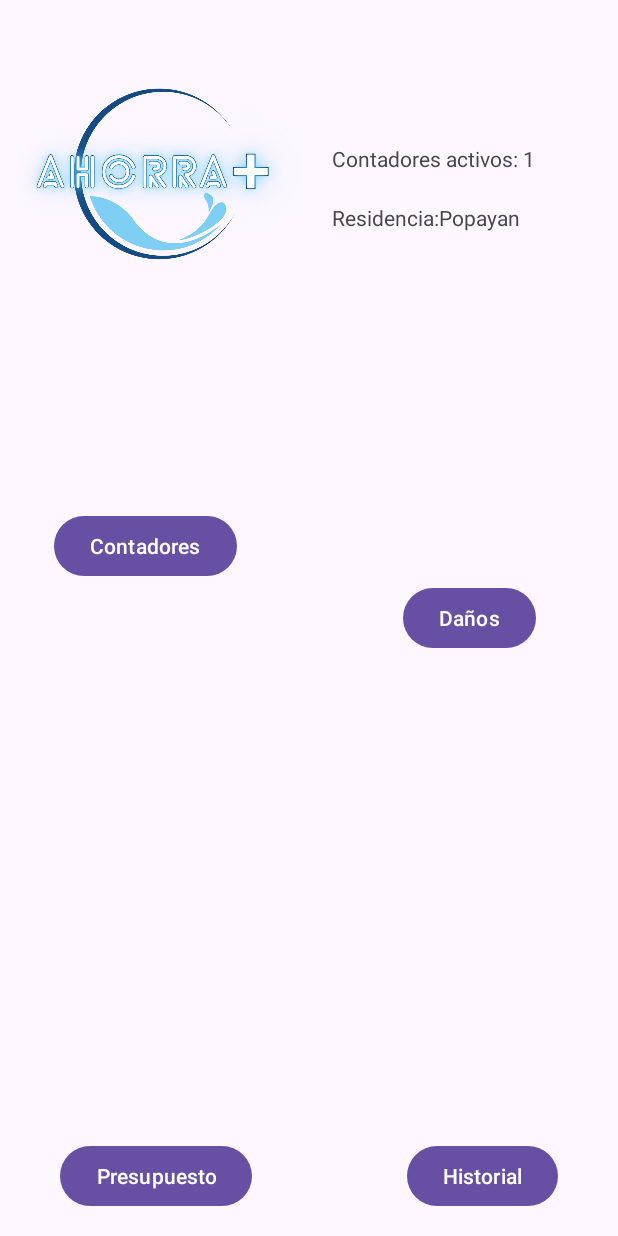
After one commit to fernandorosero6/Android_Ahorra_Mas, an Android app built with Jetpack Compose: the layout activity_inicio.xml on its own in the app's theme, with its tools: preview values and no code run, on a phone screen of 412 x 824 dp. The commit adds this screen. Run offline under Robolectric (Android 15) with nearby library versions, the phone set to English and light mode, and no system bars.

Commit message:
Primeros diseños del inicio de la app

```diff
--- a/app/build.gradle.kts
+++ b/app/build.gradle.kts
@@ -38,6 +38,7 @@ android {
     }
     buildFeatures {
         compose = true
+        viewBinding = true
     }
     composeOptions {
         kotlinCompilerExtensionVersion = "1.5.1"
@@ -66,6 +67,8 @@ dependencies {
     implementation(libs.material)
     implementation(libs.androidx.activity)
     implementation(libs.androidx.constraintlayout)
+    implementation(libs.androidx.navigation.fragment.ktx)
+    implementation(libs.androidx.navigation.ui.ktx)
     testImplementation(libs.junit)
     androidTestImplementation(libs.androidx.junit)
     androidTestImplementation(libs.androidx.espresso.core)
--- a/app/src/main/AndroidManifest.xml
+++ b/app/src/main/AndroidManifest.xml
@@ -16,8 +16,7 @@
 
         <activity
             android:name=".LoginActivity"
-            android:exported="false" />
-        <!-- SplashActivity -->
+            android:exported="false" /> <!-- SplashActivity -->
         <activity
             android:name=".MainActivity"
             android:exported="true"
--- /dev/null
+++ b/app/src/main/res/layout/activity_inicio.xml
@@ -0,0 +1,88 @@
+<?xml version="1.0" encoding="utf-8"?>
+<androidx.constraintlayout.widget.ConstraintLayout xmlns:android="http://schemas.android.com/apk/res/android"
+    xmlns:app="http://schemas.android.com/apk/res-auto"
+    xmlns:tools="http://schemas.android.com/tools"
+    android:id="@+id/main"
+    android:layout_width="match_parent"
+    android:layout_height="match_parent"
+    tools:context=".InicioActivity">
+
+    <ImageView
+        android:id="@+id/IV_FotoInicio"
+        android:layout_width="200dp"
+        android:layout_height="200dp"
+        android:layout_marginTop="16dp"
+        android:src="@drawable/logo"
+        app:layout_constraintStart_toStartOf="parent"
+        app:layout_constraintTop_toTopOf="parent" />
+
+    <TextView
+        android:id="@+id/TXV_ContadoresActivos"
+        android:layout_width="wrap_content"
+        android:layout_height="wrap_content"
+        android:layout_marginTop="96dp"
+        android:text="Contadores activos: 1"
+        app:layout_constraintEnd_toEndOf="parent"
+        app:layout_constraintHorizontal_bias="0.28"
+        app:layout_constraintStart_toEndOf="@id/IV_FotoInicio"
+        app:layout_constraintTop_toTopOf="parent" />
+
+    <TextView
+        android:id="@+id/TXV_Residencia"
+        android:layout_width="wrap_content"
+        android:layout_height="wrap_content"
+        android:layout_marginTop="20dp"
+        android:text="Residencia:Popayan"
+        app:layout_constraintEnd_toEndOf="parent"
+        app:layout_constraintHorizontal_bias="0.247"
+        app:layout_constraintStart_toEndOf="@id/IV_FotoInicio"
+        app:layout_constraintTop_toBottomOf="@+id/TXV_ContadoresActivos"
+        />
+    <!--Aqui va la imagen de contadores-->
+
+    <Button
+        android:id="@+id/Btn_Contadores"
+        android:layout_width="wrap_content"
+        android:layout_height="wrap_content"
+        android:layout_marginStart="36dp"
+        android:layout_marginTop="124dp"
+        android:text="Contadores"
+        app:layout_constraintEnd_toEndOf=""
+        app:layout_constraintStart_toStartOf="parent"
+        app:layout_constraintTop_toBottomOf="@+id/IV_FotoInicio" />
+
+    <Button
+        android:id="@+id/Btn_Daños"
+        android:layout_width="wrap_content"
+        android:layout_height="wrap_content"
+        android:layout_marginEnd="16dp"
+        android:text="Daños"
+        app:layout_constraintBottom_toBottomOf="parent"
+        app:layout_constraintEnd_toEndOf="parent"
+        app:layout_constraintHorizontal_bias="0.875"
+        app:layout_constraintStart_toStartOf="parent"
+        app:layout_constraintTop_toTopOf="parent" />
+
+    <Button
+        android:id="@+id/Btn_Presupuesto"
+        android:layout_width="wrap_content"
+        android:layout_height="wrap_content"
+        android:layout_marginStart="40dp"
+        android:layout_marginBottom="16dp"
+        android:text="Presupuesto"
+        app:layout_constraintBottom_toBottomOf="parent"
+        app:layout_constraintEnd_toEndOf="parent"
+
+        app:layout_constraintHorizontal_bias="0.0"
+        app:layout_constraintStart_toStartOf="parent" />
+
+    <Button
+        android:layout_width="wrap_content"
+        android:layout_height="wrap_content"
+        android:layout_marginEnd="40dp"
+        android:layout_marginBottom="16dp"
+        android:text="Historial"
+        app:layout_constraintBottom_toBottomOf="parent"
+        app:layout_constraintBottom_toStartOf=""
+        app:layout_constraintEnd_toEndOf="parent" />
+</androidx.constraintlayout.widget.ConstraintLayout>
--- /dev/null
+++ b/app/src/main/res/values-land/dimens.xml
@@ -0,0 +1,3 @@
+<resources>
+      <dimen name="fab_margin">48dp</dimen>
+   </resources>
--- /dev/null
+++ b/app/src/main/res/values-night/themes.xml
@@ -0,0 +1,7 @@
+<resources xmlns:tools="http://schemas.android.com/tools">
+  <!-- Base application theme. -->
+  <style name="Base.Theme.Ahorra" parent="Theme.Material3.DayNight.NoActionBar">
+    <!-- Customize your dark theme here. -->
+    <!-- <item name="colorPrimary">@color/my_dark_primary</item> -->
+  </style>
+</resources>
--- /dev/null
+++ b/app/src/main/res/values-v23/themes.xml
@@ -0,0 +1,8 @@
+<resources xmlns:tools="http://schemas.android.com/tools">
+  <style name="Theme.Ahorra" parent="Base.Theme.Ahorra">
+    <!-- Transparent system bars for edge-to-edge. -->
+    <item name="android:navigationBarColor">@android:color/transparent</item>
+    <item name="android:statusBarColor">@android:color/transparent</item>
+    <item name="android:windowLightStatusBar">?attr/isLightTheme</item>
+  </style>
+</resources>
--- /dev/null
+++ b/app/src/main/res/values-w1240dp/dimens.xml
@@ -0,0 +1,3 @@
+<resources>
+      <dimen name="fab_margin">200dp</dimen>
+   </resources>
--- /dev/null
+++ b/app/src/main/res/values-w600dp/dimens.xml
@@ -0,0 +1,3 @@
+<resources>
+      <dimen name="fab_margin">48dp</dimen>
+   </resources>
--- a/app/src/main/res/values/colors.xml
+++ b/app/src/main/res/values/colors.xml
@@ -6,5 +6,6 @@
     <color name="Text_Color">#585355</color> <!-- Color para texto en la app -->
     <color name="Icon_Color">#134A83</color> <!-- Color para los iconos como daños -->
     <color name="BackgroundText_Color">#E7ECEF</color> <!-- Fondo para la celdas de texto donde el usuario relle informacion -->
+    <color name="AzulClaroLogo_Color">#A3CEF1</color> <!-- Fondo para la celdas de texto donde el usuario relle informacion -->
 
 </resources>
--- /dev/null
+++ b/app/src/main/res/values/dimens.xml
@@ -0,0 +1,3 @@
+<resources>
+      <dimen name="fab_margin">16dp</dimen>
+   </resources>
--- a/app/src/main/res/values/themes.xml
+++ b/app/src/main/res/values/themes.xml
@@ -26,4 +26,9 @@
         <item name="windowSplashScreenAnimationDuration">300</item>
         <item name="postSplashScreenTheme">@style/Theme.Ahorra</item>
     </style>
+  <!-- Base application theme. -->
+    <style name="Base.Theme.Ahorra" parent="Theme.Material3.DayNight.NoActionBar">
+        <!-- Customize your light theme here. -->
+        <!-- <item name="colorPrimary">@color/my_light_primary</item> -->
+    </style>
 </resources>
--- a/gradle/libs.versions.toml
+++ b/gradle/libs.versions.toml
@@ -13,6 +13,8 @@ appcompat = "1.7.0"
 material = "1.12.0"
 activity = "1.9.0"
 constraintlayout = "2.1.4"
+navigationFragmentKtx = "2.6.0"
+navigationUiKtx = "2.6.0"
 
 [libraries]
 androidx-core-ktx = { group = "androidx.core", name = "core-ktx", version.ref = "coreKtx" }
@@ -34,6 +36,8 @@ androidx-appcompat = { group = "androidx.appcompat", name = "appcompat", version
 material = { group = "com.google.android.material", name = "material", version.ref = "material" }
 androidx-activity = { group = "androidx.activity", name = "activity", version.ref = "activity" }
 androidx-constraintlayout = { group = "androidx.constraintlayout", name = "constraintlayout", version.ref = "constraintlayout" }
+androidx-navigation-fragment-ktx = { group = "androidx.navigation", name = "navigation-fragment-ktx", version.ref = "navigationFragmentKtx" }
+androidx-navigation-ui-ktx = { group = "androidx.navigation", name = "navigation-ui-ktx", version.ref = "navigationUiKtx" }
 
 [plugins]
 android-application = { id = "com.android.application", version.ref = "agp" }
```
Also changed, not shown: app/src/main/java/com/example/ahorra/InicioActivity.kt (added, +16 -0 lines), app/src/main/java/com/example/ahorra/LoginActivity.kt (+12 -0 lines), app/src/main/java/com/example/ahorra/RegistroActivity.kt (added, +18 -0 lines), app/src/main/res/layout/activity_registro.xml (added, +131 -0 lines), app/src/main/res/navigation/nav_graph.xml (added, +28 -0 lines), app/src/main/res/values/strings.xml (+42 -0 lines).
